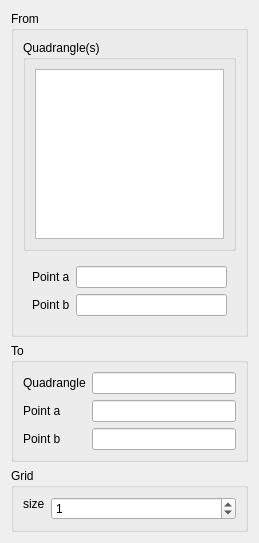
Qt form src/HEXABLOCKGUI/JoinQuad_QTD.ui (SalomePlatform/hexablock) before a commit.
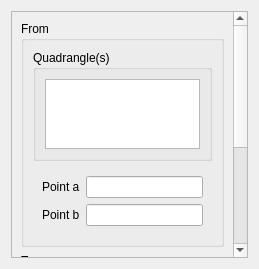
The same form after that commit.

```diff
--- a/src/HEXABLOCKGUI/JoinQuad_QTD.ui
+++ b/src/HEXABLOCKGUI/JoinQuad_QTD.ui
@@ -7,7 +7,7 @@
     <x>0</x>
     <y>0</y>
     <width>259</width>
-    <height>543</height>
+    <height>269</height>
    </rect>
   </property>
   <property name="windowTitle">
@@ -15,6 +15,21 @@
   </property>
   <layout class="QVBoxLayout" name="verticalLayout">
    <item>
+    <widget class="QScrollArea" name="scrollArea">
+     <property name="widgetResizable">
+      <bool>true</bool>
+     </property>
+     <widget class="QWidget" name="scrollAreaWidgetContents">
+      <property name="geometry">
+       <rect>
+        <x>0</x>
+        <y>0</y>
+        <width>222</width>
+        <height>427</height>
+       </rect>
+      </property>
+      <layout class="QVBoxLayout" name="verticalLayout_3">
+       <item>
     <widget class="QGroupBox" name="groupBox_8">
      <property name="sizePolicy">
       <sizepolicy hsizetype="Preferred" vsizetype="Preferred">
@@ -231,6 +246,9 @@
           <verstretch>0</verstretch>
          </sizepolicy>
         </property>
+            <property name="minimum">
+             <number>1</number>
+            </property>
         <property name="maximum">
          <number>1000000</number>
         </property>
@@ -240,6 +258,14 @@
        </widget>
       </item>
      </layout>
+        </widget>
+       </item>
+      </layout>
+      <zorder>groupBox_8</zorder>
+      <zorder>groupBox_3</zorder>
+      <zorder>groupBox_8</zorder>
+      <zorder>groupBox</zorder>
+     </widget>
     </widget>
    </item>
   </layout>
```
Lines whose indentation alone changed are shown as unchanged.
